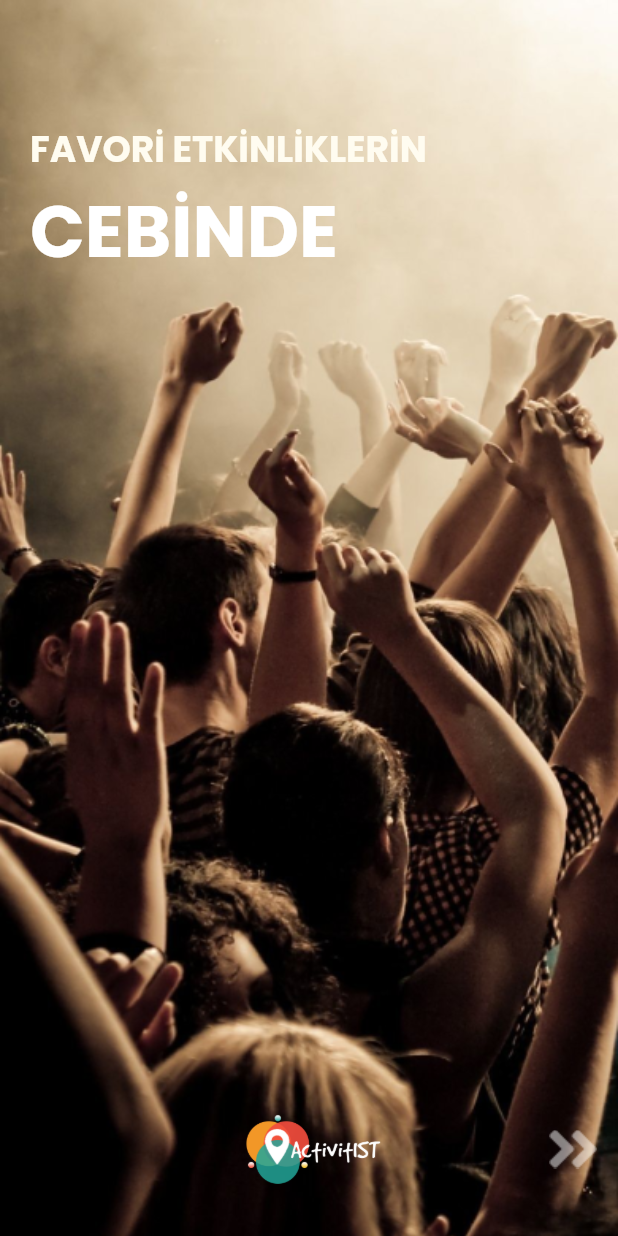
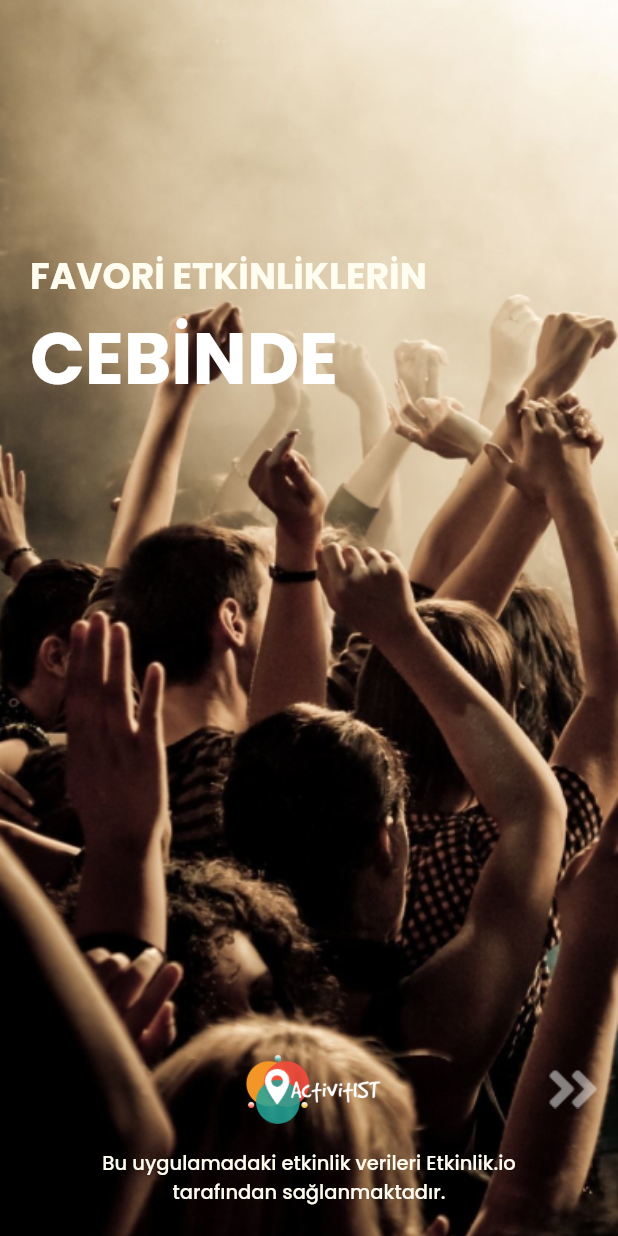
Before and after one commit to aysekayabay/activist_app, a Flutter app: the screen it shows after launch, on a phone screen of 412 x 824 dp. Run offline on Flutter 3.47's test engine with Material 2 defaults, Android fonts, the phone set to English and light mode, and no system bars; our stand-ins replace cached_network_image, cloud_firestore, connectivity_plus, firebase_auth, firebase_core, firebase_storage and 16 more; missing offline and left inert: flutter_facebook_auth; accounts and stored records are empty; generated files the repository leaves out were written again; network calls fail.

Commit message:
code update

```diff
--- a/lib/core/components/cards/group_item_card.dart
+++ b/lib/core/components/cards/group_item_card.dart
@@ -46,7 +46,7 @@ class GroupItemCard extends StatelessWidget {
                     Row(mainAxisAlignment: MainAxisAlignment.spaceBetween, children: [
                       Text(
                         group.event!.start.toString().formattedDay + ' - ' + group.event!.start.toString().formattedTime,
-                        style: Theme.of(context).textTheme.bodyMedium!.copyWith(color: Color(0xff32D7E1)),
+                        style: Theme.of(context).textTheme.bodyMedium!.copyWith(color: AppColors.lightblue),
                       ),
                       Row(
                         children: [
--- a/lib/core/components/cards/map_detail_card.dart
+++ b/lib/core/components/cards/map_detail_card.dart
@@ -31,7 +31,8 @@ class MapDetailCard extends StatelessWidget {
                 Positioned(
                   right: 10,
                   top: 10,
-                  child: Row(
+                  child: Column(
+                    crossAxisAlignment: CrossAxisAlignment.center,
                     children: [
                       Icon(Icons.favorite, size: AppSizes.mediumSize, color: AppColors.red),
                       Text(favCount.toString(), style: Theme.of(context).textTheme.bodyMedium!.copyWith(shadows: AppShadows.textShadow)),
--- a/lib/core/components/page/onboard_item.dart
+++ b/lib/core/components/page/onboard_item.dart
@@ -22,7 +22,7 @@ class OnboardItem extends StatelessWidget {
           children: [
             Text(question, textAlign: TextAlign.start, style: Theme.of(context).textTheme.headlineSmall?.copyWith(color: AppColors.black)),
             Divider(color: Colors.black, thickness: 1, height: AppSizes.highSize),
-            Text(title, style: Theme.of(context).textTheme.bodySmall?.copyWith(color: AppColors.darkGrey), textAlign: TextAlign.center),
+            Text(title, style: Theme.of(context).textTheme.bodySmall?.copyWith(color: AppColors.darkGrey), textAlign: TextAlign.start),
           ],
         ),
       ),
--- a/lib/core/model/onboard_model.dart
+++ b/lib/core/model/onboard_model.dart
@@ -16,13 +16,13 @@ final List<OnboardModel> onboard_data = [
       image: ImageConstants.ONBOARD1,
       title: "İlgi alanlarını kolayca takip edebiliyor musun?",
       description:
-          "İstanbul'daki favori sanatçılarının favori etkinlikleri cebinde. Favori etkinliklerin yaklaştığında ActivitIST bildirimleriyle sana hatırlatacak. Favorindeki etkinlikler profilini parlatacak ve kategorileriyle yer alacak, belki de kendini tarif etmek için artık direkt ActivitIST profilini gösterirsin, ha ne dersin?",
+          "İstanbul'daki favori sanatçılarının favori etkinlikleri, atölyeler, konserler, tiyatrolar ve daha nicesi seni bekliyor. Favori etkinliklerin yaklaştığında ActivitIST bildirimleriyle sana hatırlatıyor olacak. Favorindeki etkinlikler profilini parlatacak. Seni tanımak isteyenlere ActivitIST profilini göster!",
       pageName: "Favori Etkinlikler"),
   OnboardModel(
       image: ImageConstants.ONBOARD2,
       title: "Yakınındaki etkinliklerden ne kadar haberdarsın?",
       description:
-          "Artık haritada hangi etkinliğin, nerede olduğunu görüntüleyebilirsin. Dilediğin kadar bilgi ve içerik burada. Etkinlik detay sayfasında mekan ve etkinlik hakkında merak ettiğin her şeyi öğrenebilirsin. İstersen bilet almaya yönlendirilebilirsin. İyi eğlen!",
+          "Haritada hangi etkinliğin, nerede olduğunu görüntüleyebilirsin. Etkinlik detay sayfasında mekan ve etkinlik hakkında merak ettiğin her şeyi öğrenebilirsin. İstersen bilet almaya yönlendirilebilirsin. İyi eğlenceler!",
       pageName: "Etkinlik Haritası"),
   OnboardModel(
       image: ImageConstants.ONBOARD3,
--- a/lib/product/home/home_view.dart
+++ b/lib/product/home/home_view.dart
@@ -44,7 +44,7 @@ class _HomeViewState extends BaseState<HomeView> {
               Padding(
                 padding: EdgeInsets.symmetric(horizontal: AppSizes.mediumSize) + EdgeInsets.only(bottom: 20),
                 child: CustomTextfield(
-                    hintText: "Search",
+                    hintText: "Ara...",
                     controller: _viewModel.searchTextEditingController,
                     onChanged: (value) => _viewModel.searchEventInList(value),
                     focusNode: _viewModel.focusNode,
--- a/lib/product/profile_edit/profile_edit_view.dart
+++ b/lib/product/profile_edit/profile_edit_view.dart
@@ -70,7 +70,7 @@ class _ProfileEditViewState extends BaseState<ProfileEditView> {
         onPressed: () => imagePickerOption(),
         child: Text(
           "Fotoğrafı Düzenle",
-          style: TextStyle(color: Color(0xff32D7E1)),
+          style: TextStyle(color: AppColors.lightblue),
         ));
   }
 
--- a/lib/product/welcome/welcome_view.dart
+++ b/lib/product/welcome/welcome_view.dart
@@ -17,7 +17,7 @@ class WelcomeView extends StatelessWidget {
           Image(image: AssetImage(ImageConstants.SPLASH_IMAGE), fit: BoxFit.cover, width: double.infinity, height: double.infinity),
           Positioned(
             left: AppSizes.mediumSize,
-            bottom: MediaQuery.of(context).size.height / 1.3,
+            bottom: MediaQuery.of(context).size.height / 1.5,
             child: Column(
               crossAxisAlignment: CrossAxisAlignment.start,
               children: [
@@ -27,7 +27,7 @@ class WelcomeView extends StatelessWidget {
             ),
           ),
           Positioned(
-            bottom: AppSizes.mediumSize,
+            bottom: AppSizes.highSize + AppSizes.mediumSize,
             right: 0,
             left: 0,
             child: CustomAppBar(
@@ -36,7 +36,17 @@ class WelcomeView extends StatelessWidget {
               right: AppBarWidgets.NEXT,
               onTapRight: () => NavigationService.instance.navigateToPageRemoved(path: NavigationConstants.ONBOARD),
             ),
-          )
+          ),
+          Positioned(
+              bottom: AppSizes.mediumSize,
+              child: Container(
+                width: MediaQuery.of(context).size.width,
+                padding: EdgeInsets.symmetric(horizontal: 40),
+                child: Text(
+                  "Bu uygulamadaki etkinlik verileri Etkinlik.io tarafından sağlanmaktadır.",
+                  textAlign: TextAlign.center,
+                ),
+              ))
         ],
       ),
     );
```
Also changed, not shown: lib/product/app-base/app_base.dart (+0 -9 lines), lib/product/map/mapbox_map_view.dart (+2 -5 lines), assets/images/o1.png, assets/images/o3.png.
